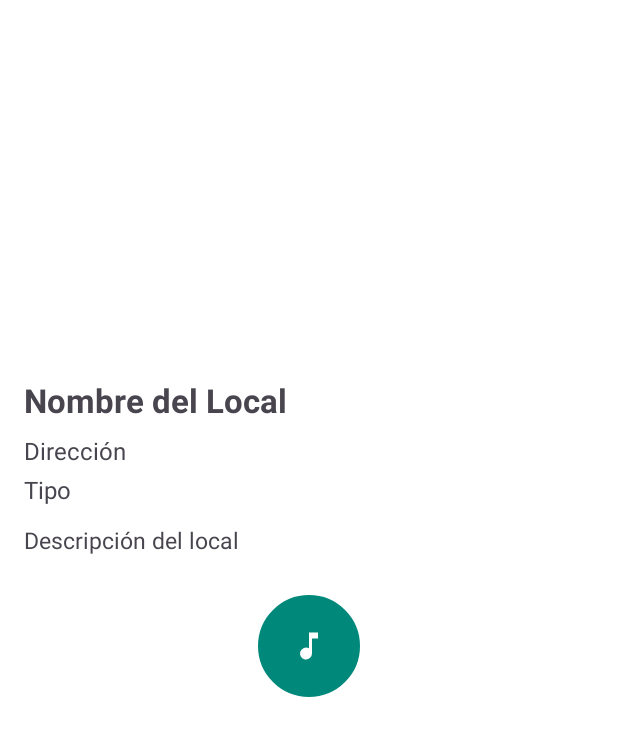
After one commit to iagoav888/OcioN, an Android app: the layout activity_detalle.xml on its own in the app's theme, with its tools: preview values and no code run, on a phone screen of 412 x 824 dp. The commit adds this screen. Shown: the top 736 px of the screen. Run offline under Robolectric (Android 15) with nearby library versions, the phone set to English and light mode, and no system bars.

Commit message:
Actualización android: Creación DetalleActivity y su xml y pruebas en local con el botón que reproduce música

```diff
--- /dev/null
+++ b/AndroidPFC/app/src/main/res/drawable/bg_music_button.xml
@@ -0,0 +1,6 @@
+<shape xmlns:android="http://schemas.android.com/apk/res/android"
+    android:shape="oval">
+    <solid android:color="@color/teal_700" />
+    <size android:width="72dp" android:height="72dp" />
+    <stroke android:width="2dp" android:color="#FFFFFF" />
+</shape>
--- /dev/null
+++ b/AndroidPFC/app/src/main/res/drawable/ic_music_note_white.xml
@@ -0,0 +1,9 @@
+<vector xmlns:android="http://schemas.android.com/apk/res/android"
+    android:width="24dp"
+    android:height="24dp"
+    android:viewportWidth="24"
+    android:viewportHeight="24">
+    <path
+        android:fillColor="#FFFFFF"
+        android:pathData="M12,3v10.55A4,4 0,1 0,14,17V7h4V3h-6z"/>
+</vector>
--- /dev/null
+++ b/AndroidPFC/app/src/main/res/layout/activity_detalle.xml
@@ -0,0 +1,67 @@
+<?xml version="1.0" encoding="utf-8"?>
+<ScrollView xmlns:android="http://schemas.android.com/apk/res/android"
+    android:layout_width="match_parent"
+    android:layout_height="match_parent"
+    android:padding="16dp"
+    android:background="@color/white">
+
+    <LinearLayout
+        android:layout_width="match_parent"
+        android:layout_height="wrap_content"
+        android:orientation="vertical">
+
+        <ImageView
+            android:id="@+id/ivLocalDetalle"
+            android:layout_width="match_parent"
+            android:layout_height="220dp"
+            android:scaleType="centerCrop"
+            android:layout_marginBottom="16dp"
+            android:contentDescription="@string/imagen_local" />
+
+        <TextView
+            android:id="@+id/tvNombreDetalle"
+            android:layout_width="wrap_content"
+            android:layout_height="wrap_content"
+            android:text="Nombre del Local"
+            android:textStyle="bold"
+            android:textSize="22sp"
+            android:layout_marginBottom="8dp" />
+
+        <TextView
+            android:id="@+id/tvDireccionDetalle"
+            android:layout_width="wrap_content"
+            android:layout_height="wrap_content"
+            android:text="Dirección"
+            android:textSize="16sp"
+            android:layout_marginBottom="4dp" />
+
+        <TextView
+            android:id="@+id/tvTipoDetalle"
+            android:layout_width="wrap_content"
+            android:layout_height="wrap_content"
+            android:text="Tipo"
+            android:textSize="16sp"
+            android:layout_marginBottom="12dp" />
+
+        <TextView
+            android:id="@+id/tvDescripcionDetalle"
+            android:layout_width="match_parent"
+            android:layout_height="wrap_content"
+            android:text="Descripción del local"
+            android:textSize="15sp"
+            android:layout_marginBottom="24dp" />
+
+        <!-- Botón de música circular y moderno -->
+        <ImageButton
+            android:id="@+id/btnPlayPause"
+            android:layout_width="72dp"
+            android:layout_height="72dp"
+            android:layout_gravity="center_horizontal"
+            android:background="@drawable/bg_music_button"
+            android:src="@drawable/ic_music_note_white"
+            android:contentDescription="@string/reproducir_musica"
+            android:padding="16dp"
+            android:layout_marginBottom="24dp" />
+
+    </LinearLayout>
+</ScrollView>
--- a/AndroidPFC/app/src/main/res/values/colors.xml
+++ b/AndroidPFC/app/src/main/res/values/colors.xml
@@ -3,4 +3,7 @@
     <color name="black">#FF000000</color>
     <color name="white">#FFFFFFFF</color>
     <color name="teal_700">#00897B</color>
+    <color name="teal_200">#03DAC5</color>
+    <color name="dark_gray">#444444</color>
+    <color name="gray">#777777</color>
 </resources>
--- a/AndroidPFC/app/src/main/res/values/strings.xml
+++ b/AndroidPFC/app/src/main/res/values/strings.xml
@@ -1,3 +1,5 @@
 <resources>
     <string name="app_name">My ApplicationDeOcioN</string>
+    <string name="imagen_local">Imagen del local</string>
+    <string name="reproducir_musica">Reproducir música</string>
 </resources>
```
Also changed, not shown: AndroidPFC/app/src/main/java/com/example/myapplicationdeocion/DetalleActivity.java (added, +85 -0 lines), AndroidPFC/app/src/main/java/com/example/myapplicationdeocion/Local.java (+8 -3 lines), AndroidPFC/app/src/main/java/com/example/myapplicationdeocion/LocalAdapter.java (+12 -1 lines), AndroidPFC/app/src/main/java/com/example/myapplicationdeocion/MainActivity.java (+2 -19 lines), AndroidPFC/app/src/main/res/drawable/ic_pause_white.xml (added, +9 -0 lines), AndroidPFC/app/src/main/res/layout/item_local.xml (+21 -11 lines), AndroidPFC/app/src/main/res/drawable/error_image.png (added), AndroidPFC/app/src/main/res/drawable/placeholder.jpg (added), 2 other files.
